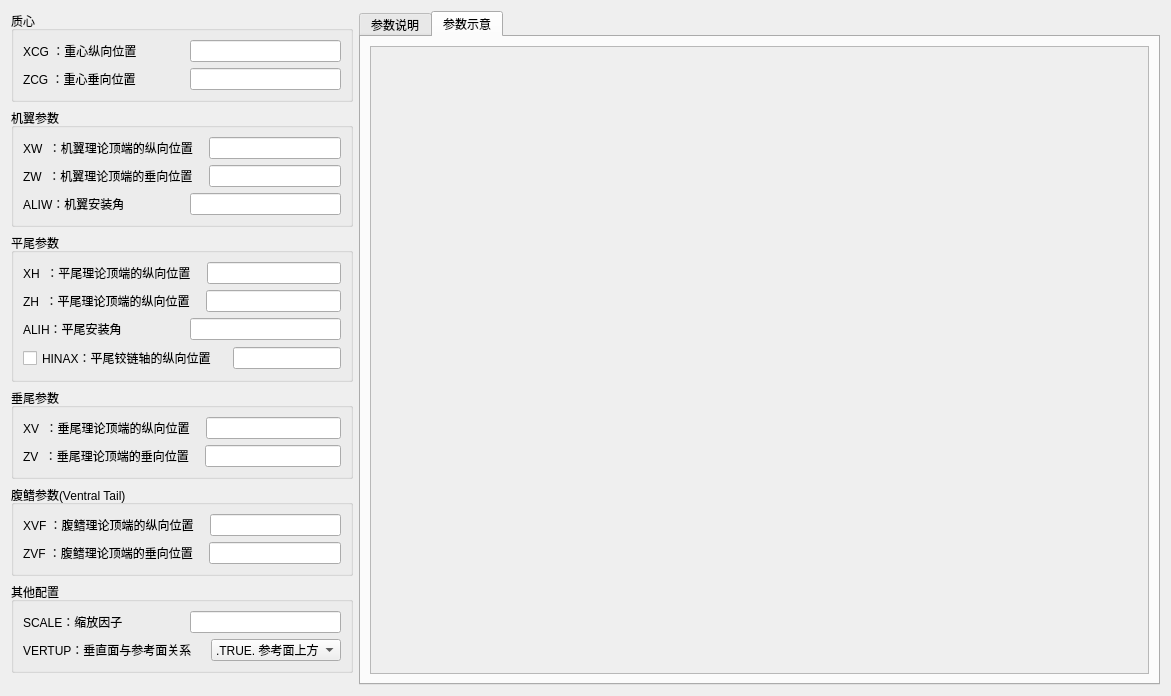
Old version of the form PyDatcomLab/GUIs/PlaneConfiguration/SYNTHS.ui in the repository darkspring2015/PyDatcomLab.
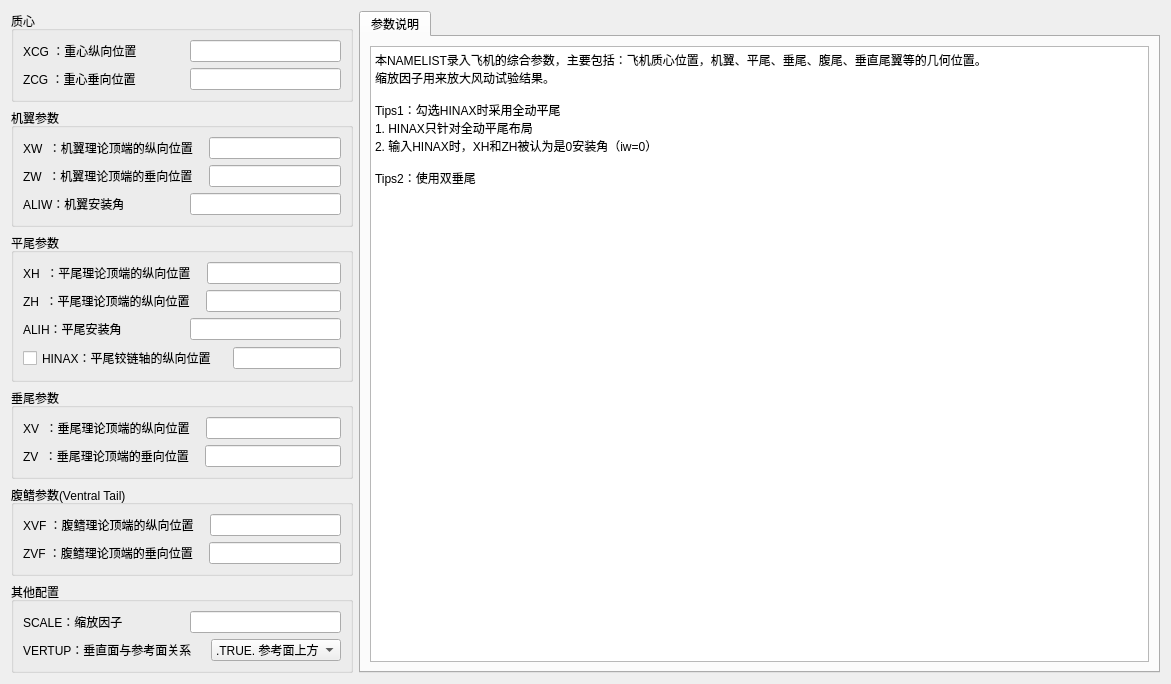
New version of the form. Icons and pictures are not drawn.

What changed in the file:
```diff
--- a/PyDatcomLab/GUIs/PlaneConfiguration/SYNTHS.ui
+++ b/PyDatcomLab/GUIs/PlaneConfiguration/SYNTHS.ui
@@ -7,7 +7,7 @@
     <x>0</x>
     <y>0</y>
     <width>1171</width>
-    <height>696</height>
+    <height>632</height>
    </rect>
   </property>
   <property name="windowTitle">
@@ -668,7 +668,7 @@
    <item>
     <widget class="QTabWidget" name="tabWidget">
      <property name="currentIndex">
-      <number>1</number>
+      <number>0</number>
      </property>
      <widget class="QWidget" name="tab">
       <attribute name="title">
@@ -707,51 +707,6 @@
        </item>
       </layout>
      </widget>
-     <widget class="QWidget" name="tab_2">
-      <attribute name="title">
-       <string>参数示意</string>
-      </attribute>
-      <layout class="QHBoxLayout" name="horizontalLayout_17">
-       <item>
-        <widget class="QScrollArea" name="scrollArea">
-         <property name="widgetResizable">
-          <bool>true</bool>
-         </property>
-         <widget class="QWidget" name="scrollAreaWidgetContents">
-          <property name="geometry">
-           <rect>
-            <x>-310</x>
-            <y>-120</y>
-            <width>1215</width>
-            <height>736</height>
-           </rect>
-          </property>
-          <layout class="QHBoxLayout" name="horizontalLayout_19">
-           <item>
-            <widget class="QLabel" name="pictureSYNTHS">
-             <property name="sizePolicy">
-              <sizepolicy hsizetype="Expanding" vsizetype="Expanding">
-               <horstretch>0</horstretch>
-               <verstretch>0</verstretch>
-              </sizepolicy>
-             </property>
-             <property name="text">
-              <string/>
-             </property>
-             <property name="pixmap">
-              <pixmap resource="card_rc.qrc">:/card/rc_card/SYNTHS.png</pixmap>
-             </property>
-             <property name="scaledContents">
-              <bool>false</bool>
-             </property>
-            </widget>
-           </item>
-          </layout>
-         </widget>
-        </widget>
-       </item>
-      </layout>
-     </widget>
     </widget>
    </item>
   </layout>
```
Left out of the diff: 4 changed lines with no effect on the pictures.
